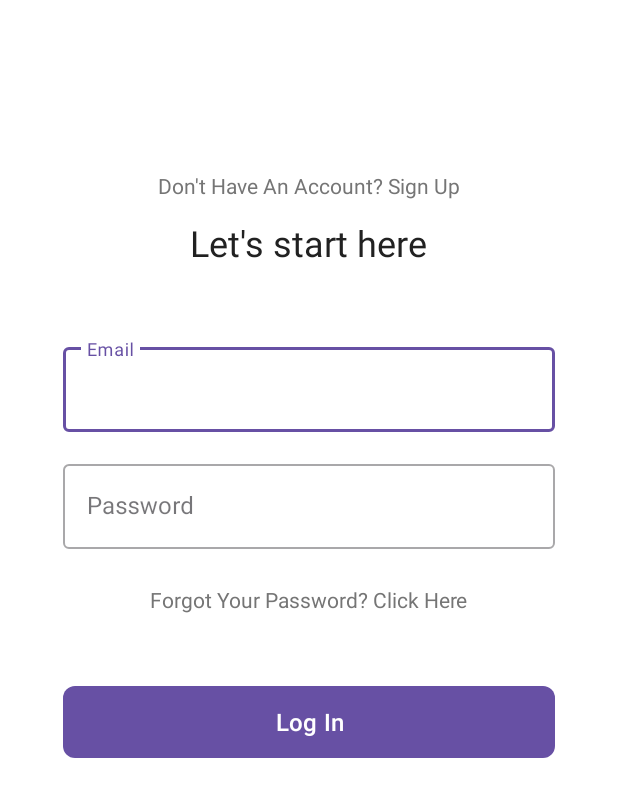
After one commit to Razaranyi/AppointmentAppFE, an Android app: the layout activity_login.xml on its own in the app's theme, with its tools: preview values and no code run, on a phone screen of 412 x 824 dp. The commit adds this screen. Shown: the top 797 px of the screen. Run offline under Robolectric (Android 15) with nearby library versions, the phone set to English and light mode, and no system bars.

Commit message:
add LoginActivity

```diff
--- /dev/null
+++ b/app/src/main/res/layout/activity_login.xml
@@ -0,0 +1,91 @@
+<LinearLayout xmlns:android="http://schemas.android.com/apk/res/android"
+    xmlns:tools="http://schemas.android.com/tools"
+    android:layout_width="match_parent"
+    android:layout_height="match_parent"
+    android:background="@color/white"
+    android:gravity="center_horizontal"
+    android:orientation="vertical"
+    android:padding="42dp"
+    tools:context=".authActivity.LoginActivity">
+
+    <Space
+        android:layout_width="match_parent"
+        android:layout_height="72dp" />
+
+    <TextView
+        android:id="@+id/textViewSignUpPrompt"
+        android:layout_width="wrap_content"
+        android:layout_height="wrap_content"
+        android:layout_marginBottom="12dp"
+        android:text="Don't Have An Account? Sign Up"
+        android:textColor="@color/secondary_text_color"
+        android:textSize="14sp"
+        android:layout_gravity="center_horizontal" />
+
+    <TextView
+        android:id="@+id/textViewTitle"
+        android:layout_width="wrap_content"
+        android:layout_height="wrap_content"
+        android:layout_marginBottom="48dp"
+        android:text="Let's start here"
+        android:textColor="@color/primary_text_color"
+        android:textSize="24sp" />
+
+    <com.google.android.material.textfield.TextInputLayout
+        style="@style/Widget.MaterialComponents.TextInputLayout.OutlinedBox"
+        android:layout_width="match_parent"
+        android:layout_height="wrap_content"
+        android:layout_marginBottom="16dp">
+
+        <EditText
+            android:id="@+id/userEmail"
+            android:layout_width="match_parent"
+            android:layout_height="wrap_content"
+            android:hint="Email"
+            android:inputType="textEmailAddress"
+            android:paddingStart="16dp"
+            android:paddingEnd="16dp"
+            android:textColor="@color/primary_text_color"
+            android:textSize="16sp" />
+    </com.google.android.material.textfield.TextInputLayout>
+
+    <com.google.android.material.textfield.TextInputLayout
+        style="@style/Widget.MaterialComponents.TextInputLayout.OutlinedBox"
+        android:layout_width="match_parent"
+        android:layout_height="wrap_content"
+        android:layout_marginBottom="24dp">
+
+        <EditText
+            android:id="@+id/userPassword"
+            android:layout_width="match_parent"
+            android:layout_height="wrap_content"
+            android:hint="Password"
+            android:inputType="textPassword"
+            android:paddingStart="16dp"
+            android:paddingEnd="16dp"
+            android:textColor="@color/primary_text_color"
+            android:textSize="16sp" />
+    </com.google.android.material.textfield.TextInputLayout>
+
+    <TextView
+        android:id="@+id/forgotPasswordPrompt"
+        android:layout_width="wrap_content"
+        android:layout_height="wrap_content"
+        android:layout_marginBottom="24dp"
+        android:text="Forgot Your Password? Click Here"
+        android:textColor="@color/secondary_text_color"
+        android:textSize="14sp"
+        android:layout_gravity="center_horizontal" />
+
+    <Button
+        android:id="@+id/loginButton"
+        android:layout_width="match_parent"
+        android:layout_height="48dp"
+        android:layout_marginTop="24dp"
+        android:layout_marginBottom="32dp"
+        android:background="@drawable/button_background"
+        android:text="Log In"
+        android:textColor="@color/button_text_color"
+        android:textSize="16sp" />
+
+</LinearLayout>
```
Also changed, not shown: app/src/main/AndroidManifest.xml (+10 -1 lines), app/src/main/java/com/example/eassyappointmentfe/authActivity/LoginActivity.java (+101 -1 lines), app/src/main/res/values/strings.xml (+19 -8 lines).
